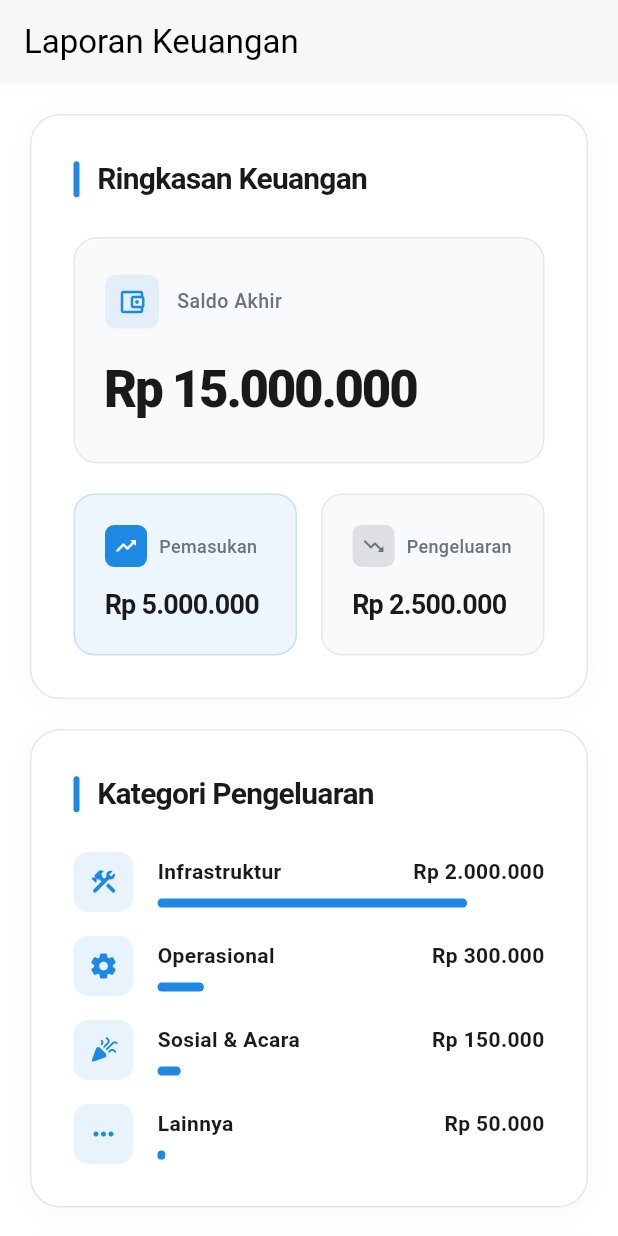
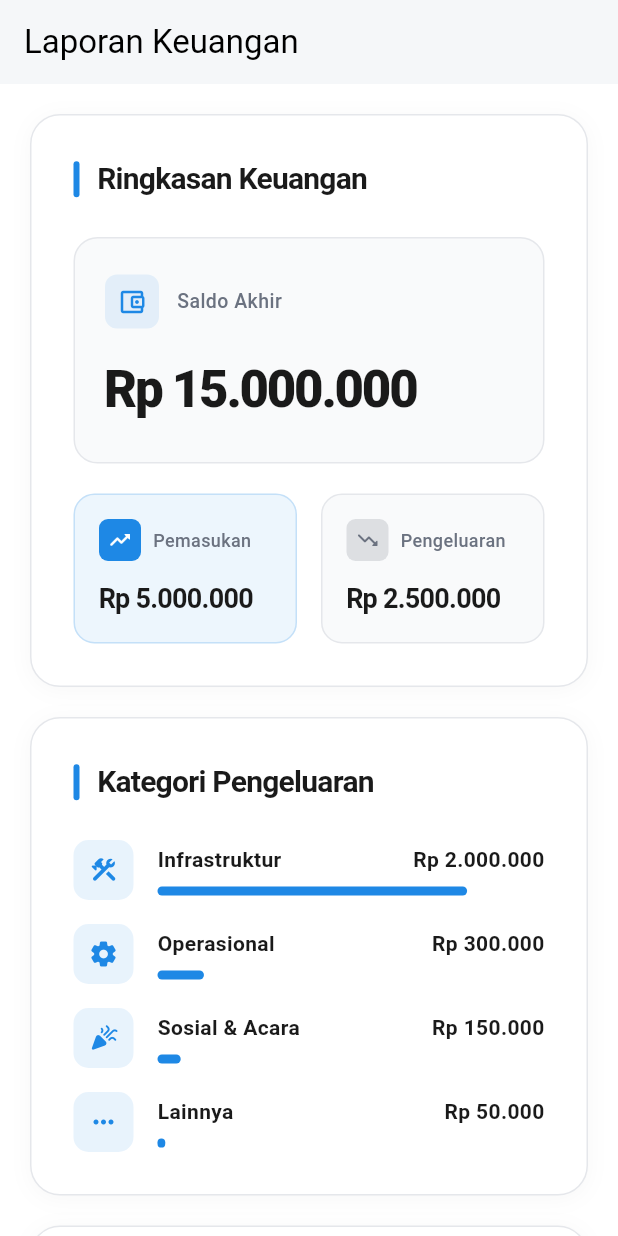
Before and after one commit to HaikalMuhammadRafli/jawara-four, a Flutter app: the LaporanKeuanganPage screen opened by its route, on a phone screen of 412 x 824 dp. Run offline on Flutter 3.47's test engine with Material 3 defaults, Android fonts, the phone set to English and light mode, and no system bars; our stand-ins replace fl_chart, go_router.

Commit message:
Adjust padding for income and expense cards in LaporanKeuanganPage

```diff
--- a/lib/pages/keuangan/screens/laporan_keuangan_page.dart
+++ b/lib/pages/keuangan/screens/laporan_keuangan_page.dart
@@ -184,7 +184,7 @@ class LaporanKeuanganPage extends StatelessWidget {
                 // CARD PEMASUKAN (Kiri)
                 Expanded(
                   child: Container(
-                    padding: const EdgeInsets.all(20), // UBAH PADDING CARD PEMASUKAN
+                    padding: const EdgeInsets.all(16), // UBAH PADDING CARD PEMASUKAN
                     // Dekorasi card pemasukan (biru lembut)
                     decoration: BoxDecoration(
                       color: primaryBlue.withOpacity(0.08), // UBAH BACKGROUND PEMASUKAN
@@ -244,7 +244,7 @@ class LaporanKeuanganPage extends StatelessWidget {
                 // CARD PENGELUARAN (Kanan)
                 Expanded(
                   child: Container(
-                    padding: const EdgeInsets.all(20), // UBAH PADDING CARD PENGELUARAN
+                    padding: const EdgeInsets.all(16), // UBAH PADDING CARD PENGELUARAN
                     // Dekorasi card pengeluaran (abu-abu)
                     decoration: BoxDecoration(
                       color: backgroundGray, // UBAH BACKGROUND PENGELUARAN
```
